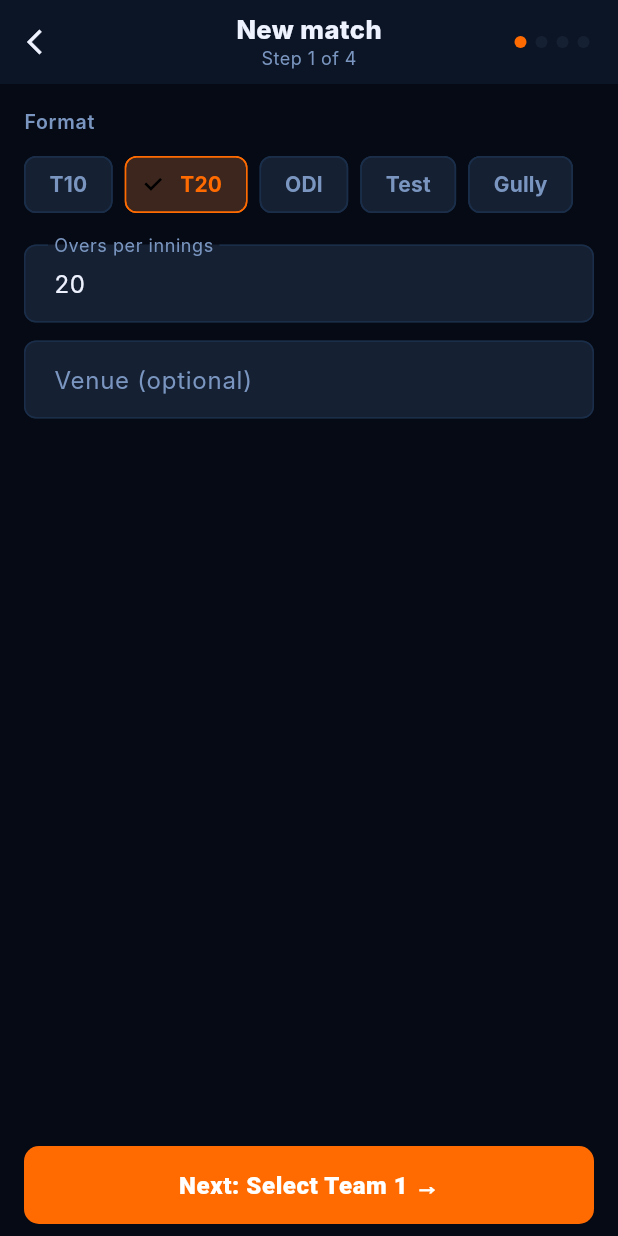
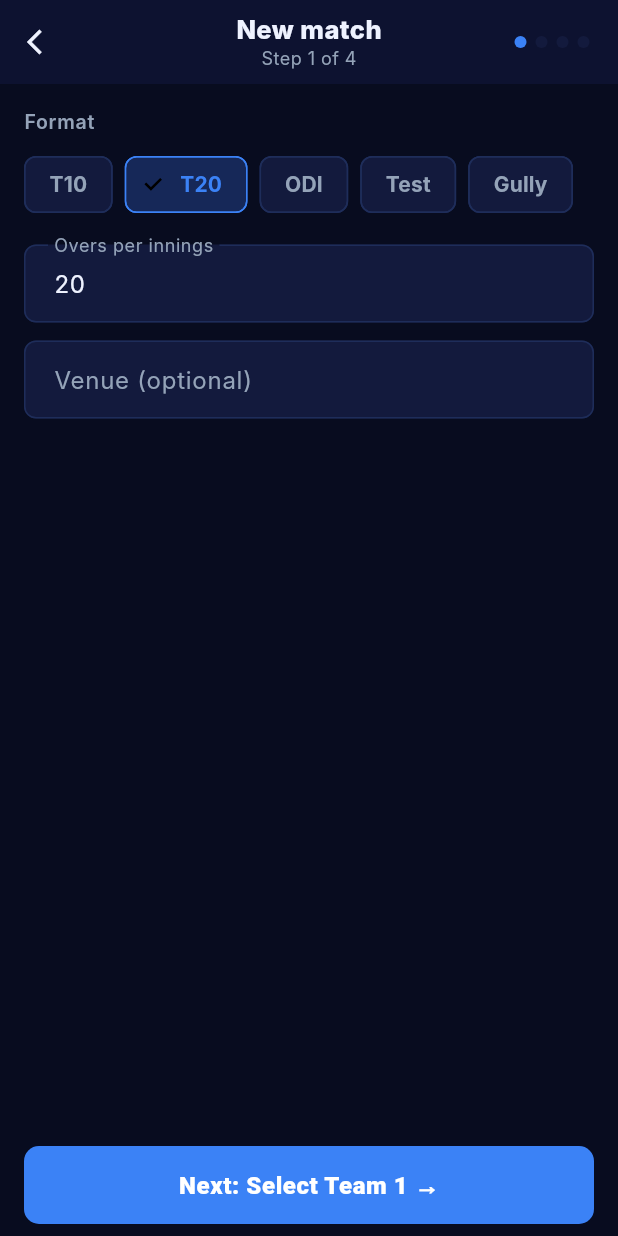
Before and after one commit to bellarykirankumar/Cricscore, a Flutter app: the HomeScreen screen opened directly, after a tap on the "add" icon, on a phone screen of 412 x 824 dp. Run offline on Flutter 3.47's test engine with Material 3 defaults, Android fonts, the phone set to English and light mode, and no system bars; our stand-ins replace camera, file_picker, firebase_core, firebase_crashlytics, flutter_riverpod, flutter_secure_storage and 3 more; accounts and stored records are empty; network calls fail; Roboto replaces fonts that are missing (Inter).

Commit message:
Switch theme to Royal Blue
Replaces Stadium Nights (navy + saffron orange) with Royal Blue
(midnight blue + electric blue + amber accents).

https://claude.ai/code/session_011r77DRC1R89Uiy1kCYQNMN

```diff
--- a/lib/theme/app_theme.dart
+++ b/lib/theme/app_theme.dart
@@ -1,42 +1,42 @@
 import 'package:flutter/material.dart';
 
 // ─────────────────────────────────────────────────────────────
-//  CricScore Design System — Stadium Nights
+//  CricScore Design System — Royal Blue
 // ─────────────────────────────────────────────────────────────
 
 class AppColors {
-  // Backgrounds — deep navy layers
-  static const bg           = Color(0xFF050A14);
-  static const bgCard       = Color(0xFF0C1525);
-  static const bgElevated   = Color(0xFF152033);
+  // Backgrounds — midnight blue layers
+  static const bg           = Color(0xFF080C1F);
+  static const bgCard       = Color(0xFF0D1230);
+  static const bgElevated   = Color(0xFF131A3D);
 
-  // Accent — saffron orange (stadium lights / India cricket)
-  static const accent       = Color(0xFFFF6B00);
-  static const accentFaint  = Color(0x20FF6B00);
+  // Accent — electric blue
+  static const accent       = Color(0xFF3B82F6);
+  static const accentFaint  = Color(0x203B82F6);
 
-  // Ball — cricket leather red
-  static const ball         = Color(0xFFDC2626);
-  static const ballFaint    = Color(0x20DC2626);
+  // Ball — amber
+  static const ball         = Color(0xFFF59E0B);
+  static const ballFaint    = Color(0x20F59E0B);
 
   // Events
   static const wicket       = Color(0xFFEF4444);
   static const wicketFaint  = Color(0x20EF4444);
-  static const four         = Color(0xFF38BDF8);  // sky blue
-  static const six          = Color(0xFFFBBF24);  // stadium gold
+  static const four         = Color(0xFF60A5FA);  // light blue
+  static const six          = Color(0xFFF59E0B);  // amber
 
   // Text
   static const text         = Color(0xFFEEF2FF);
-  static const text2        = Color(0xFF7A96C0);
-  static const text3        = Color(0xFF3D5070);
+  static const text2        = Color(0xFF94A3B8);
+  static const text3        = Color(0xFF475569);
   static const textOnAcc    = Color(0xFFFFFFFF);
 
   // Borders
-  static const border       = Color(0xFF1A2E4A);
-  static const borderDim    = Color(0xFF0E1C2E);
+  static const border       = Color(0xFF1E2D5A);
+  static const borderDim    = Color(0xFF0F1535);
 
   // Card gradient stops
-  static const cardGradTop  = Color(0xFF152033);
-  static const cardGradBot  = Color(0xFF0C1525);
+  static const cardGradTop  = Color(0xFF131A3D);
+  static const cardGradBot  = Color(0xFF0D1230);
 }
 
 class AppTheme {
```
